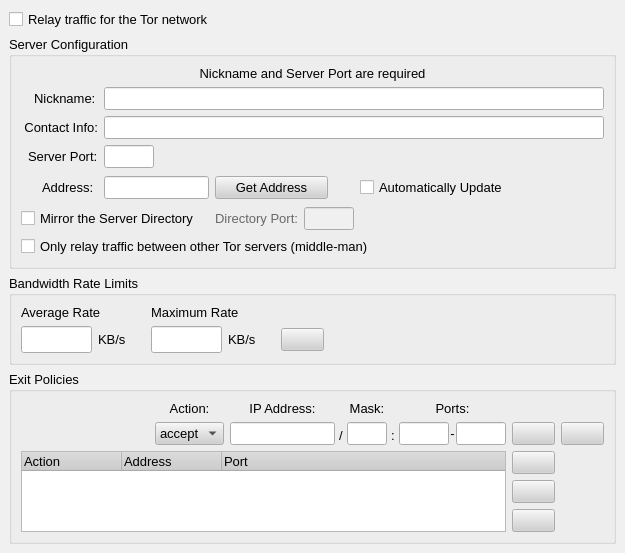
First picture: the form in src/gui/config/serverpage.ui, repository a-ilin/vidalia, before the edit.
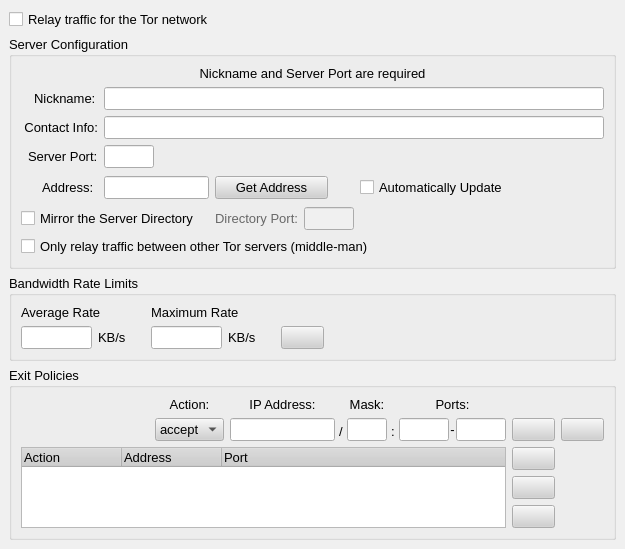
Second picture: the form after the edit. Icons and pictures are not drawn.

Commit message:
Unplumpify the two new boxes for bandwidth rates.
svn:r1016

What changed in the file:
```diff
--- a/src/gui/config/serverpage.ui
+++ b/src/gui/config/serverpage.ui
@@ -760,7 +760,7 @@
              <property name="minimumSize" >
               <size>
                <width>71</width>
-               <height>27</height>
+               <height>0</height>
               </size>
              </property>
              <property name="maximumSize" >
@@ -817,7 +817,7 @@
              <property name="minimumSize" >
               <size>
                <width>71</width>
-               <height>27</height>
+               <height>0</height>
               </size>
              </property>
              <property name="maximumSize" >
```
